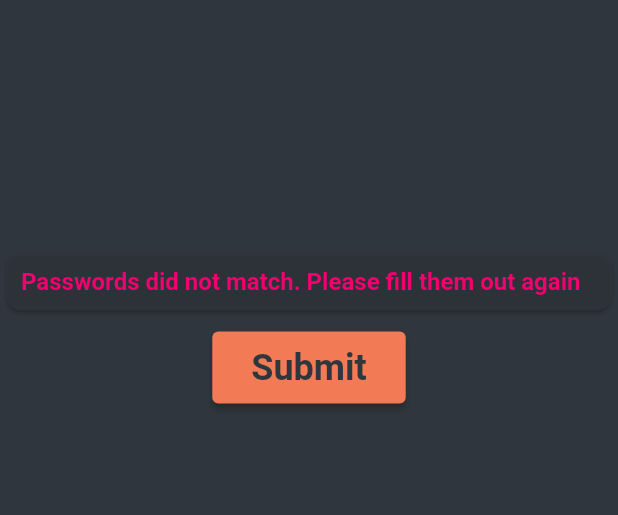
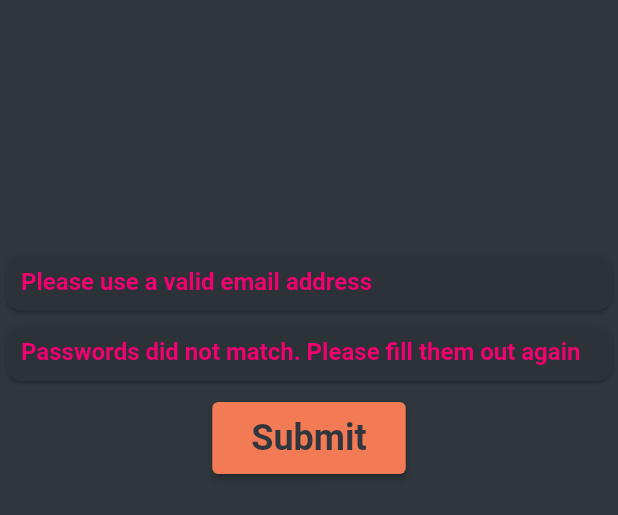
Before and after one commit to lorenacimpean/shit_grabber, a Flutter app: the AuthWidget widget shown alone on an empty page, opened directly with empty values, on a phone screen of 412 x 824 dp. Shown: the top 515 px of the screen. Run offline on Flutter 3.47's test engine with Material 2 defaults, Android fonts, the phone set to English and light mode, and no system bars; our stand-ins replace camera, file_picker, firebase_auth, firebase_core, get, google_sign_in and 4 more; missing offline and left inert: flutter_pdfview; accounts and stored records are empty.

Commit message:
added email empty error widget

```diff
--- a/lib/screens/settings/authentification_widget.dart
+++ b/lib/screens/settings/authentification_widget.dart
@@ -11,13 +11,15 @@ class AuthWidget extends StatelessWidget {
   final Function(FormFieldModel model) onTextObscureToggle;
   final VoidCallback onSubmit;
   final bool isConfirmPasswordValid;
+  final bool isEmailValid;
 
   const AuthWidget(
       {Key? key,
       required this.fields,
       required this.onTextObscureToggle,
       required this.onSubmit,
-      required this.isConfirmPasswordValid})
+      required this.isConfirmPasswordValid,
+      required this.isEmailValid})
       : super(key: key);
 
   @override
@@ -26,7 +28,15 @@ class AuthWidget extends StatelessWidget {
       child: ListView(children: [
         _buildInfo(),
         _buildFields(),
-        isConfirmPasswordValid ? Container() : ConfirmPasswordErrorWidget(),
+        if (!isEmailValid)
+          FormErrorWidget(
+            errorMessage: AppStrings.emailError,
+          ),
+        isConfirmPasswordValid
+            ? Container()
+            : FormErrorWidget(
+                errorMessage: AppStrings.confirmPasswordError,
+              ),
         _buildSubmitButton(),
       ]),
     );
@@ -36,8 +46,9 @@ class AuthWidget extends StatelessWidget {
         padding: EdgeInsets.only(bottom: AppDimensions.defaultPadding),
         child: Text(
           AppStrings.signUpInfo,
-          style: AppTextTheme.darkTextTheme.headline2
-              ?.copyWith(color: AppColors.appBlack),
+          style: AppTextTheme.darkTextTheme.headline2?.copyWith(
+            color: AppColors.appBlack,
+          ),
           textAlign: TextAlign.justify,
         ),
       );
@@ -49,8 +60,9 @@ class AuthWidget extends StatelessWidget {
         itemBuilder: (ctx, i) => AnimatedContainer(
           duration: Duration(milliseconds: 300),
           child: AppTextInput(
-              formField: fields[i],
-              onTextObscureToggle: () => onTextObscureToggle(fields[i])),
+            formField: fields[i],
+            onTextObscureToggle: () => onTextObscureToggle(fields[i]),
+          ),
         ),
       );
 
@@ -63,8 +75,9 @@ class AuthWidget extends StatelessWidget {
               padding: const EdgeInsets.all(AppDimensions.smallPadding),
               child: Text(
                 AppStrings.submit,
-                style: AppTextTheme.darkTextTheme.headline2
-                    ?.copyWith(color: AppColors.appBlack),
+                style: AppTextTheme.darkTextTheme.headline2?.copyWith(
+                  color: AppColors.appBlack,
+                ),
               ),
             ),
           ),
@@ -72,17 +85,23 @@ class AuthWidget extends StatelessWidget {
       );
 }
 
-class ConfirmPasswordErrorWidget extends StatelessWidget {
+class FormErrorWidget extends StatelessWidget {
+  final String errorMessage;
+
+  const FormErrorWidget({Key? key, required this.errorMessage})
+      : super(key: key);
+
   @override
   Widget build(BuildContext context) {
     return Card(
       color: AppColors.opaqueBlack,
       shape: RoundedRectangleBorder(
-          borderRadius: BorderRadius.circular(AppDimensions.defaultRadius)),
+        borderRadius: BorderRadius.circular(AppDimensions.defaultRadius),
+      ),
       child: Padding(
         padding: EdgeInsets.all(AppDimensions.smallPadding),
         child: Text(
-          AppStrings.confirmPasswordError,
+          errorMessage,
           style: AppTextTheme.darkTextTheme.headline3
               ?.copyWith(color: AppColors.error),
         ),
--- a/lib/screens/settings/settings_screen.dart
+++ b/lib/screens/settings/settings_screen.dart
@@ -27,6 +27,7 @@ class SettingsScreen extends GetView<SettingsController> {
                 onTextObscureToggle: controller.toggleObscureText,
                 onSubmit: controller.goToNext,
                 isConfirmPasswordValid: !controller.isPasswordError.value,
+                isEmailValid: !controller.isEmailError.value,
               )
             : _buildSyncInfo(),
         onLoading: LoadingWidget(),
--- a/lib/themes/app_strings.dart
+++ b/lib/themes/app_strings.dart
@@ -25,6 +25,7 @@ class AppStrings {
   static const String emailFormatError = 'Invalid email';
   static const String passwordError =
       'Password must contain at least 8 characters, a number and a capital letter';
+  static const String emailError = 'Please use a valid email address';
   static const String confirmPasswordError =
       'Passwords did not match. Please fill them out again';
   static const String submit = 'Submit';
```
Also changed, not shown: lib/controllers/settings_controller.dart (+7 -6 lines).
